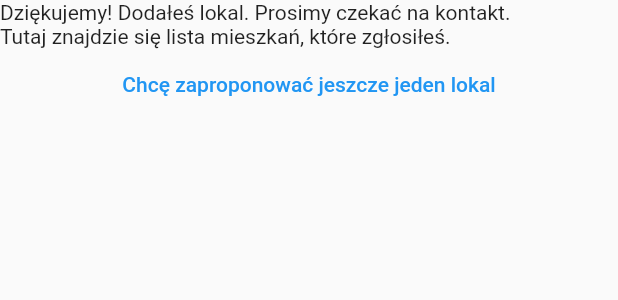
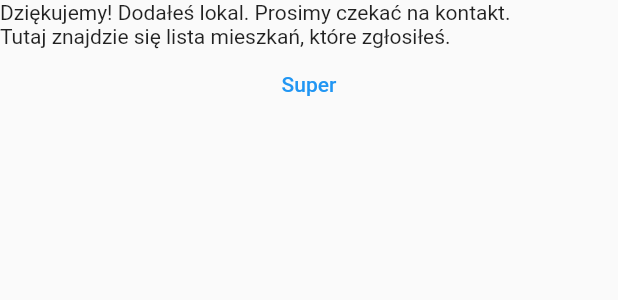
Before and after one commit to KoalicjaOtwartyKrakow/flutter-android, a Flutter app: the ApartmentForm widget shown alone on an empty page, opened directly, after a tap on "Wyślij", on a phone screen of 412 x 824 dp. Shown: the top 300 px of the screen. Run offline on Flutter 3.47's test engine with Material 2 defaults, Android fonts, the light colour scheme and no system bars; our stand-ins replace auto_route, dio, get_it, injectable, retrofit; generated files the repository leaves out were written again; network calls fail.

Commit message:
Added request for contract download URL; added download contract functionality to Apartment view; replace AutoRouter...replace() calls to push() and pop() for more intuitive navigation; moved ApartmentForm to new Page, added new ApartmentPage with 'Dwonload Contract' and 'Offer Housing' buttons

```diff
--- a/lib/infrastructure/api_client.dart
+++ b/lib/infrastructure/api_client.dart
@@ -17,6 +17,9 @@ abstract class ApiClient {
 
   @POST("/dev/apartments")
   Future<ApartmentDto> postAnApartment(@Body() ApartmentDto apartmentDto);
+
+  @GET("/dev/doc/contract")
+  Future<String> getContractDownloadUrl();
 }
 
 // This is needed to be injected into ApiClient through injectable_generator
--- a/lib/presentation/apartment/apartment_added_success_page.dart
+++ b/lib/presentation/apartment/apartment_added_success_page.dart
@@ -15,8 +15,8 @@ class ApartmentAddedSuccessPage extends StatelessWidget {
           const Text('Tutaj znajdzie się lista mieszkań, które zgłosiłeś.'),
           TextButton(
             onPressed: () =>
-                AutoRouter.of(context).replace(const ApartmentRoute()),
-            child: const Text('Chcę zaproponować jeszcze jeden lokal'),
+                AutoRouter.of(context).popUntil((route) => route.isFirst),
+            child: const Text('Super'),
           ),
         ],
       ),
--- a/lib/presentation/apartment/widgets/apartment_form.dart
+++ b/lib/presentation/apartment/widgets/apartment_form.dart
@@ -152,8 +152,7 @@ class _ApartmentFormState extends State<ApartmentForm> {
           ElevatedButton(
             onPressed: () async {
               // TODO: move this into the if statement after success response
-              AutoRouter.of(context)
-                  .replace(const ApartmentAddedSuccessRoute());
+              AutoRouter.of(context).push(const ApartmentAddedSuccessRoute());
               if (_formKey.currentState!.validate()) {
                 // If form is valid post data
                 // TODO: handle error responses
--- a/lib/presentation/routes/app_router.dart
+++ b/lib/presentation/routes/app_router.dart
@@ -2,6 +2,7 @@ import 'package:auto_route/auto_route.dart';
 import 'package:flutter/material.dart';
 
 import '../apartment/apartment_added_success_page.dart';
+import '../apartment/apartment_form_page.dart';
 import '../apartment/apartment_page.dart';
 import '../core/home_page.dart';
 
@@ -12,6 +13,7 @@ part 'app_router.gr.dart';
   routes: <AutoRoute>[
     MaterialRoute(page: HomePage, initial: true),
     MaterialRoute(page: ApartmentPage),
+    MaterialRoute(page: ApartmentFormPage),
     MaterialRoute(page: ApartmentAddedSuccessPage),
   ],
 )
--- a/pubspec.yaml
+++ b/pubspec.yaml
@@ -39,6 +39,7 @@ dependencies:
   auto_route:
   get_it: ^7.2.0
   injectable: ^1.5.3
+  url_launcher: ^6.0.20
 
 dev_dependencies:
   flutter_test:
```
Also changed, not shown: lib/presentation/apartment/apartment_form_page.dart (added, +21 -0 lines), lib/presentation/apartment/apartment_page.dart (+38 -3 lines), lib/presentation/core/home_page.dart (+7 -1 lines), lib/infrastructure/api_client.g.dart, lib/presentation/routes/app_router.gr.dart, pubspec.lock, 2 other files.
